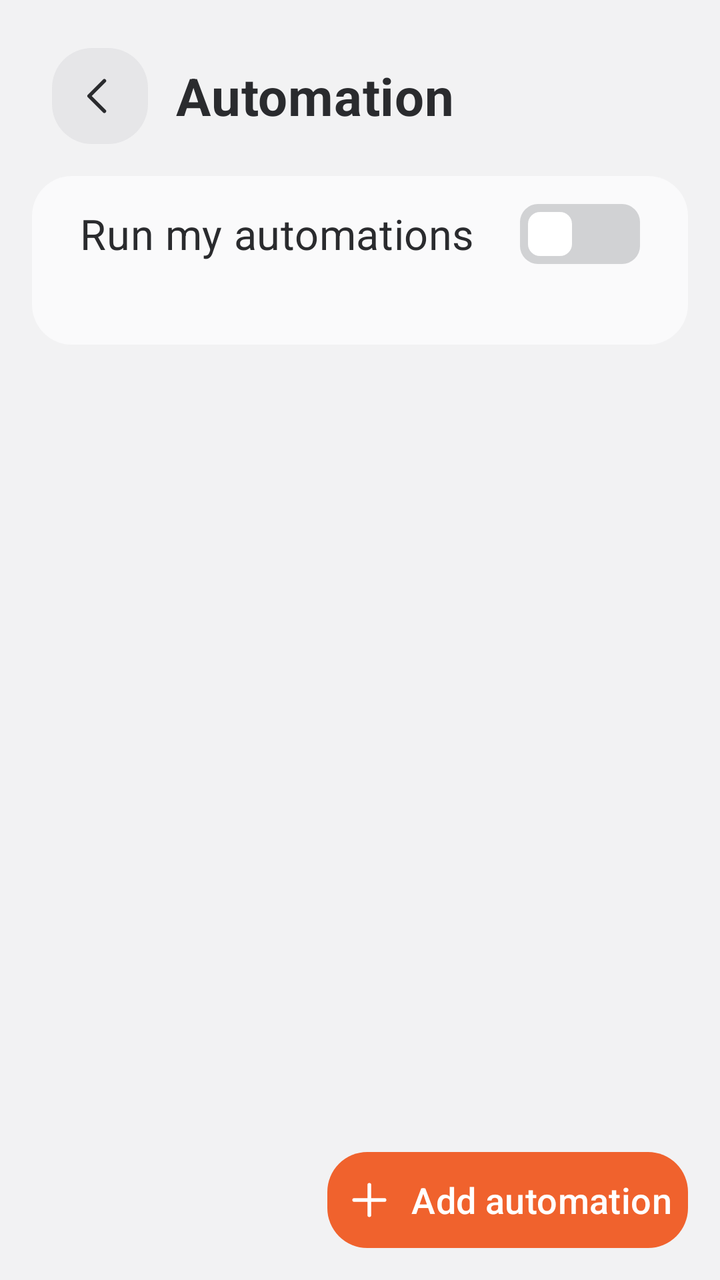
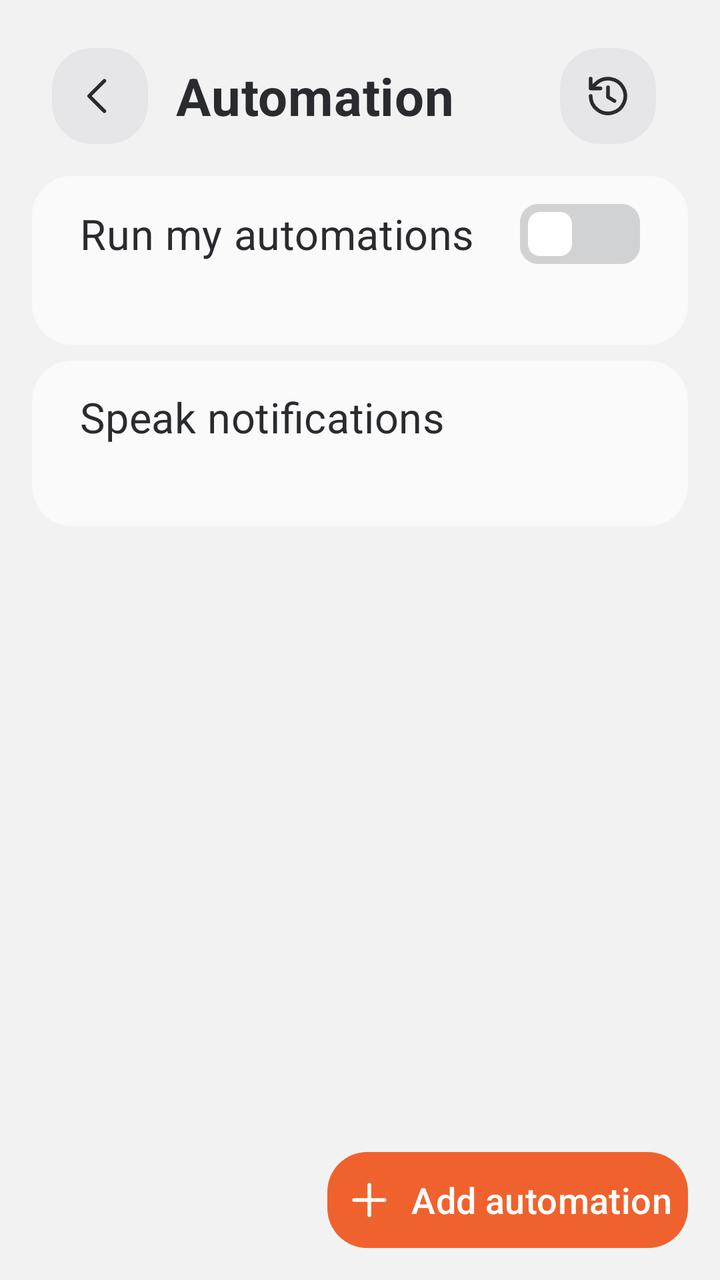

Screens rendered from an Android XML layout before and after an edit, with the pre-edit source and the edit as a unified diff.
<!-- AndroidManifest.xml: activity theme Theme.Cam -->
<!-- res/layout/activity_automation.xml -->
<?xml version="1.0" encoding="utf-8"?>
<LinearLayout
    xmlns:android="http://schemas.android.com/apk/res/android"
    xmlns:app="http://schemas.android.com/apk/res-auto"
    android:layout_width="match_parent"
    android:layout_height="match_parent"
    android:background="@color/bg"
    android:orientation="vertical"
    android:padding="16dp">
    
    <LinearLayout
        android:layout_width="match_parent"
        android:layout_height="@dimen/title_bar_height"
        android:gravity="center_vertical"
        android:orientation="horizontal"
        android:paddingStart="10dp"
        android:paddingEnd="16dp">
        <com.google.android.material.button.MaterialButton
            android:id="@+id/automation_close"
            style="@style/Widget.Cam.IconButton"
            android:layout_width="@dimen/icon_button_size"
            android:layout_height="@dimen/icon_button_size"
            android:contentDescription="@string/action_back"
            app:icon="@drawable/ic_back" />
        <TextView
            android:layout_width="0dp"
            android:layout_height="wrap_content"
            android:layout_weight="1"
            android:layout_marginStart="14dp"
            android:text="@string/automation_title"
            android:textAppearance="@style/TextAppearance.Cam.Title"
            android:textColor="@color/text_primary"
            android:textStyle="bold" />
    </LinearLayout>
    <LinearLayout
        android:layout_width="match_parent"
        android:layout_height="wrap_content"
        android:layout_marginTop="8dp"
        android:background="@drawable/bg_surface_card"
        android:orientation="vertical"
        android:paddingHorizontal="24dp"
        android:paddingVertical="14dp">
        <com.google.android.material.switchmaterial.SwitchMaterial
            android:id="@+id/automation_switch"
            android:layout_width="match_parent"
            android:layout_height="wrap_content"
            android:text="@string/automation_switch"
            android:textAppearance="@style/TextAppearance.Cam.Row"
            android:textColor="@color/text_primary" />
        <TextView
            android:id="@+id/automation_state"
            android:layout_width="match_parent"
            android:layout_height="wrap_content"
            android:layout_marginTop="2dp"
            android:maxWidth="@dimen/pref_summary_max_width"
            android:textAppearance="@style/TextAppearance.Cam.Body"
            android:textColor="@color/text_secondary" />
    </LinearLayout>
    <ScrollView
        android:layout_width="match_parent"
        android:layout_height="0dp"
        android:layout_weight="1"
        android:layout_marginTop="12dp">
        <LinearLayout
            android:id="@+id/automation_list"
            android:layout_width="match_parent"
            android:layout_height="wrap_content"
            android:orientation="vertical" />
    </ScrollView>
    <com.google.android.material.button.MaterialButton
        android:id="@+id/automation_add"
        style="@style/Widget.Cam.RailSmall"
        android:layout_width="wrap_content"
        android:layout_height="wrap_content"
        android:layout_gravity="end"
        android:layout_marginTop="8dp"
        app:backgroundTint="@color/energy"
        android:text="@string/automation_add"
        android:textColor="@color/on_energy"
        app:icon="@drawable/ic_add"
        app:iconTint="@color/on_energy" />
</LinearLayout>
<!-- resources referenced by this layout -->
<resources>
  <color name="bg">#FFF2F2F3</color>
  <color name="energy">#FFF0622D</color>
  <color name="on_energy">#FFFFFFFF</color>
  <color name="text_primary">#FF2A2B2E</color>
  <color name="text_secondary">#FF76787D</color>
  <dimen name="icon_button_size">48dp</dimen>
  <dimen name="pref_summary_max_width">760dp</dimen>
  <dimen name="title_bar_height">64dp</dimen>
  <!-- drawable bg_surface_card (drawable) -->
  <?xml version="1.0" encoding="utf-8"?>
  <shape xmlns:android="http://schemas.android.com/apk/res/android" android:shape="rectangle">
      <solid android:color="@color/surface" />
      <corners android:radius="@dimen/corner_radius" />
  </shape>
  <string name="action_back">Back</string>
  <string name="automation_add">Add automation</string>
  <string name="automation_switch">Run my automations</string>
  <string name="automation_title">Automation</string>
  <style name="TextAppearance.Cam.Body">
          <item name="android:textSize">@dimen/text_body</item>
      </style>
  <style name="TextAppearance.Cam.Row">
          <item name="android:textSize">@dimen/text_row</item>
      </style>
  <style name="TextAppearance.Cam.Title">
          <item name="android:textSize">@dimen/text_title</item>
          <item name="android:fontFamily">sans-serif-medium</item>
      </style>
  <style name="Widget.Cam.RailSmall" parent="Widget.Cam.RailTile">
          <item name="iconGravity">textStart</item>
          <item name="iconSize">26dp</item>
          <item name="android:textSize">@dimen/text_body</item>
      </style>
  <style name="Theme.Cam" parent="Base.Theme.Cam" />
  <color name="surface">#FFFAFAFB</color>
  <dimen name="corner_radius">20dp</dimen>
  <dimen name="text_body">18sp</dimen>
  <dimen name="text_row">21sp</dimen>
  <dimen name="text_title">26sp</dimen>
  <color name="sunken">#FFE6E6E8</color>
  <dimen name="text_caption">16sp</dimen>
  <color name="nav_ripple_color">#1F2A2B2E</color>
  <color name="energy_quiet">#FFFDEDE6</color>
  <color name="energy_text">#FFC9491A</color>
  <color name="recording">#FFE0393E</color>
  <style name="Widget.Cam.Switch" parent="Widget.AppCompat.CompoundButton.Switch">
          <item name="android:thumb">@drawable/pref_switch_thumb</item>
          <item name="track">@drawable/pref_switch_track</item>
          <item name="switchMinWidth">56dp</item>
          <item name="android:background">@null</item>
      </style>
  <color name="line">#FFDDDDE0</color>
  <style name="AlertDialogButton" parent="Widget.Material3.Button.TextButton.Dialog">
          <item name="android:textColor">@color/energy_text</item>
          <item name="android:textSize">@dimen/text_row</item>
      </style>
  <style name="MaterialAlertDialog.Cam.Title" parent="MaterialAlertDialog.Material3.Title.Text">
          <item name="android:textSize">@dimen/text_title</item>
      </style>
  <style name="MaterialAlertDialog.Cam.Body" parent="MaterialAlertDialog.Material3.Body.Text">
          <item name="android:textSize">@dimen/text_row</item>
      </style>
  <!-- unchanged entries left out for length: 9 -->
</resources>

<!-- the commit's change to res/layout/activity_automation.xml (unified diff, before → after) -->
@@ -31,6 +31,13 @@
             android:textAppearance="@style/TextAppearance.Cam.Title"
             android:textColor="@color/text_primary"
             android:textStyle="bold" />
+        <com.google.android.material.button.MaterialButton
+            android:id="@+id/automation_history"
+            style="@style/Widget.Cam.IconButton"
+            android:layout_width="@dimen/icon_button_size"
+            android:layout_height="@dimen/icon_button_size"
+            android:contentDescription="@string/automation_history"
+            app:icon="@drawable/ic_history" />
     </LinearLayout>
     <LinearLayout
         android:layout_width="match_parent"
@@ -53,6 +60,31 @@
             android:layout_height="wrap_content"
             android:layout_marginTop="2dp"
             android:maxWidth="@dimen/pref_summary_max_width"
+            android:textAppearance="@style/TextAppearance.Cam.Body"
+            android:textColor="@color/text_secondary" />
+    </LinearLayout>
+    <LinearLayout
+        android:id="@+id/automation_voice"
+        android:layout_width="match_parent"
+        android:layout_height="wrap_content"
+        android:layout_marginTop="8dp"
+        android:background="@drawable/bg_surface_card"
+        android:clickable="true"
+        android:focusable="true"
+        android:orientation="vertical"
+        android:paddingHorizontal="24dp"
+        android:paddingVertical="14dp">
+        <TextView
+            android:layout_width="wrap_content"
+            android:layout_height="wrap_content"
+            android:text="@string/notice_speak_title"
+            android:textAppearance="@style/TextAppearance.Cam.Row"
+            android:textColor="@color/text_primary" />
+        <TextView
+            android:id="@+id/automation_voice_state"
+            android:layout_width="match_parent"
+            android:layout_height="wrap_content"
+            android:layout_marginTop="2dp"
             android:textAppearance="@style/TextAppearance.Cam.Body"
             android:textColor="@color/text_secondary" />
     </LinearLayout>
<!-- resource entries referenced after the edit -->
@@ -14,10 +14,27 @@
       <solid android:color="@color/surface" />
       <corners android:radius="@dimen/corner_radius" />
   </shape>
+  <!-- drawable ic_history (drawable) -->
+  <?xml version="1.0" encoding="utf-8"?>
+  <vector xmlns:android="http://schemas.android.com/apk/res/android"
+      android:width="24dp"
+      android:height="24dp"
+      android:viewportWidth="24"
+      android:viewportHeight="24">
+      <path
+          android:fillColor="#00000000"
+          android:pathData="M4,12a8,8 0,1 0,2.5 -5.8L4,8.5M4,4v4.5h4.5M12,8v4.5l3,1.8"
+          android:strokeWidth="1.7"
+          android:strokeColor="@color/text_primary"
+          android:strokeLineCap="round"
+          android:strokeLineJoin="round" />
+  </vector>
   <string name="action_back">Back</string>
   <string name="automation_add">Add automation</string>
+  <string name="automation_history">History</string>
   <string name="automation_switch">Run my automations</string>
   <string name="automation_title">Automation</string>
+  <string name="notice_speak_title">Speak notifications</string>
   <style name="TextAppearance.Cam.Body">
           <item name="android:textSize">@dimen/text_body</item>
       </style>
